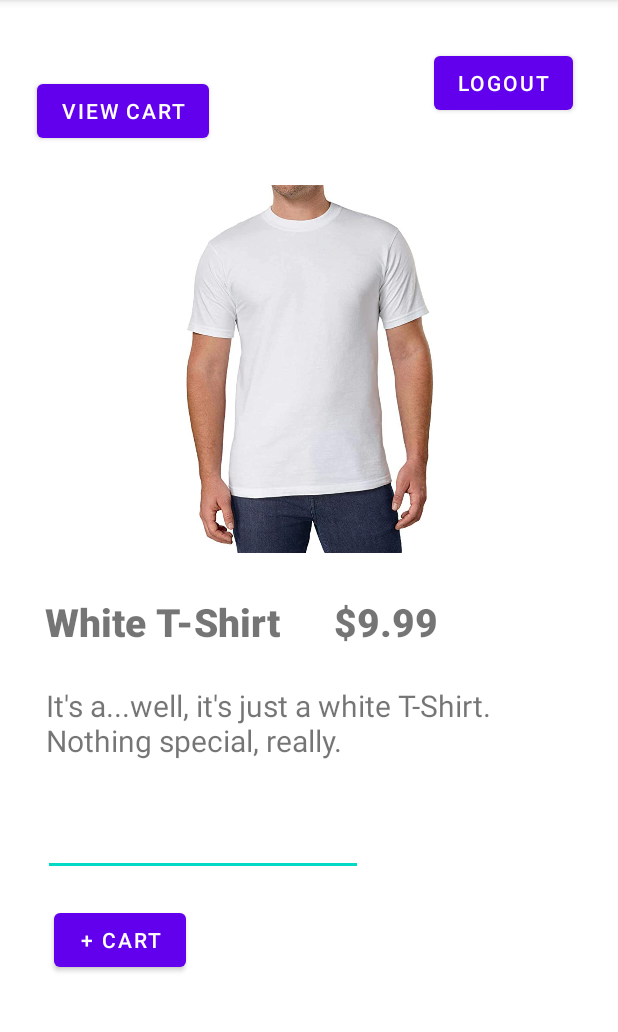
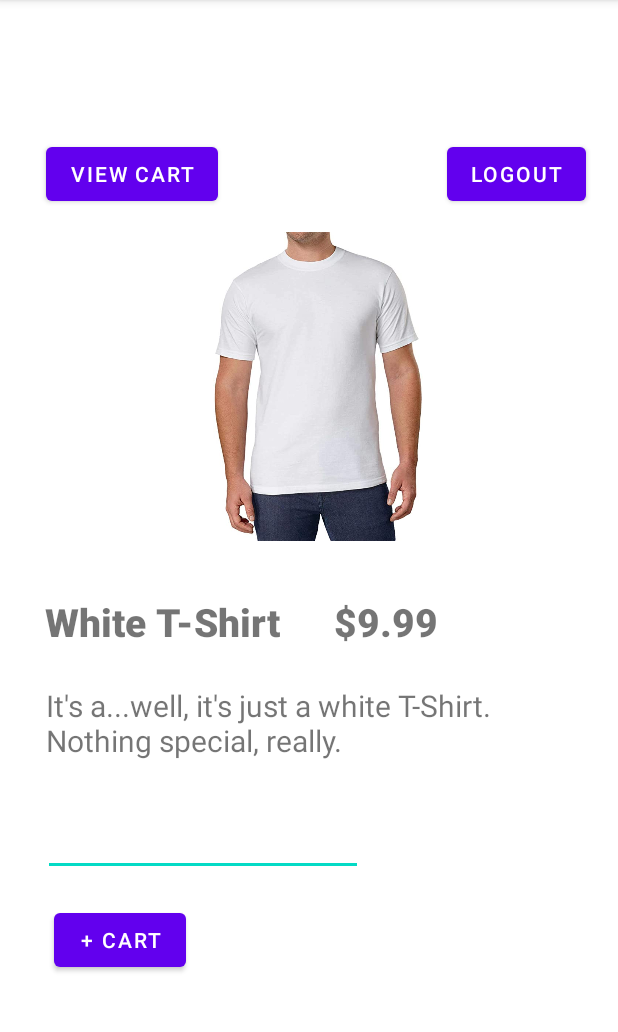
Before and after one commit to igormagun/CPS731-Project, an Android app: the ProductActivity screen opened directly, with no data from a screen before it, on a phone screen of 412 x 824 dp, the part 84-1116 px from its top. Run offline under Robolectric (Android 15) with nearby library versions, the phone set to English and light mode, and no system bars; our stand-ins replace Firebase (no records; nobody signed in at launch, a user with empty details on screens opened directly).

Commit message:
Fixed some small layout issues

```diff
--- a/app/src/main/res/layout/activity_product.xml
+++ b/app/src/main/res/layout/activity_product.xml
@@ -8,12 +8,12 @@
 
     <ImageView
         android:id="@+id/ProductImage"
-        android:layout_width="363dp"
-        android:layout_height="245dp"
-        android:layout_marginStart="24dp"
-        android:layout_marginTop="105dp"
-        android:layout_marginEnd="24dp"
-        android:layout_marginBottom="381dp"
+        android:layout_width="353dp"
+        android:layout_height="206dp"
+        android:layout_marginStart="35dp"
+        android:layout_marginTop="136dp"
+        android:layout_marginEnd="23dp"
+        android:layout_marginBottom="389dp"
         app:layout_constraintBottom_toBottomOf="parent"
         app:layout_constraintEnd_toEndOf="parent"
         app:layout_constraintStart_toStartOf="parent"
@@ -84,17 +84,15 @@
         android:id="@+id/logoutButton"
         android:layout_width="wrap_content"
         android:layout_height="wrap_content"
-        android:layout_marginStart="289dp"
-        android:layout_marginTop="31dp"
-        android:layout_marginEnd="29dp"
-        android:layout_marginBottom="652dp"
+        android:layout_marginStart="297dp"
+        android:layout_marginTop="73dp"
+        android:layout_marginEnd="21dp"
+        android:layout_marginBottom="610dp"
         android:text="Logout"
         app:layout_constraintBottom_toBottomOf="parent"
         app:layout_constraintEnd_toEndOf="parent"
-        app:layout_constraintHorizontal_bias="0.0"
         app:layout_constraintStart_toStartOf="parent"
-        app:layout_constraintTop_toTopOf="parent"
-        app:layout_constraintVertical_bias="0.0" />
+        app:layout_constraintTop_toTopOf="parent" />
 
     <TextView
         android:id="@+id/ProductPrice"
@@ -116,10 +114,10 @@
         android:id="@+id/viewCart"
         android:layout_width="wrap_content"
         android:layout_height="wrap_content"
-        android:layout_marginStart="24dp"
-        android:layout_marginTop="31dp"
-        android:layout_marginEnd="272dp"
-        android:layout_marginBottom="652dp"
+        android:layout_marginStart="30dp"
+        android:layout_marginTop="73dp"
+        android:layout_marginEnd="266dp"
+        android:layout_marginBottom="610dp"
         android:text="View Cart"
         app:layout_constraintBottom_toBottomOf="parent"
         app:layout_constraintEnd_toEndOf="parent"
```
